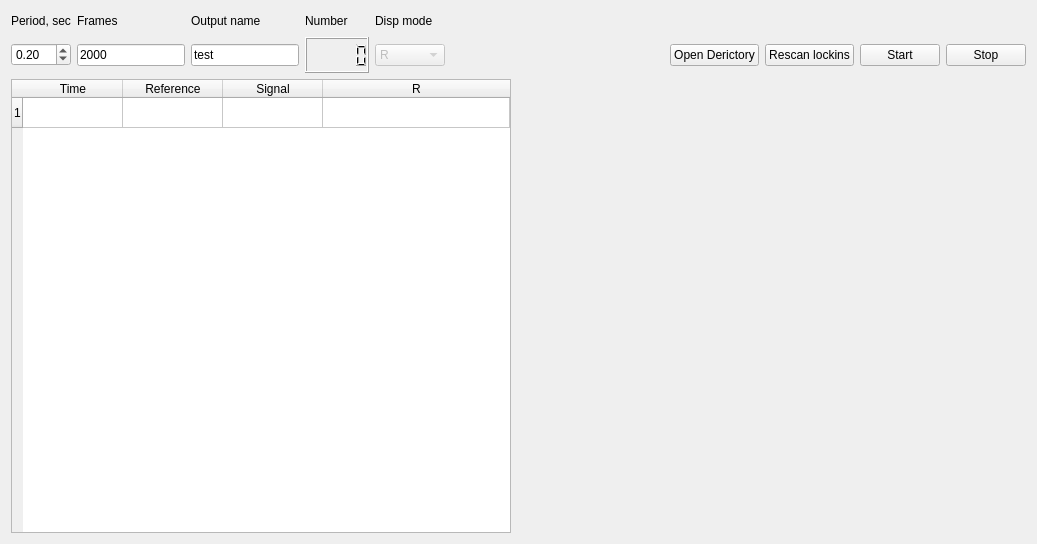
This is lockinapp.ui in Nikita-Presnov/Qlockin as Qt 5 draws it before an edit. The edited form follows.
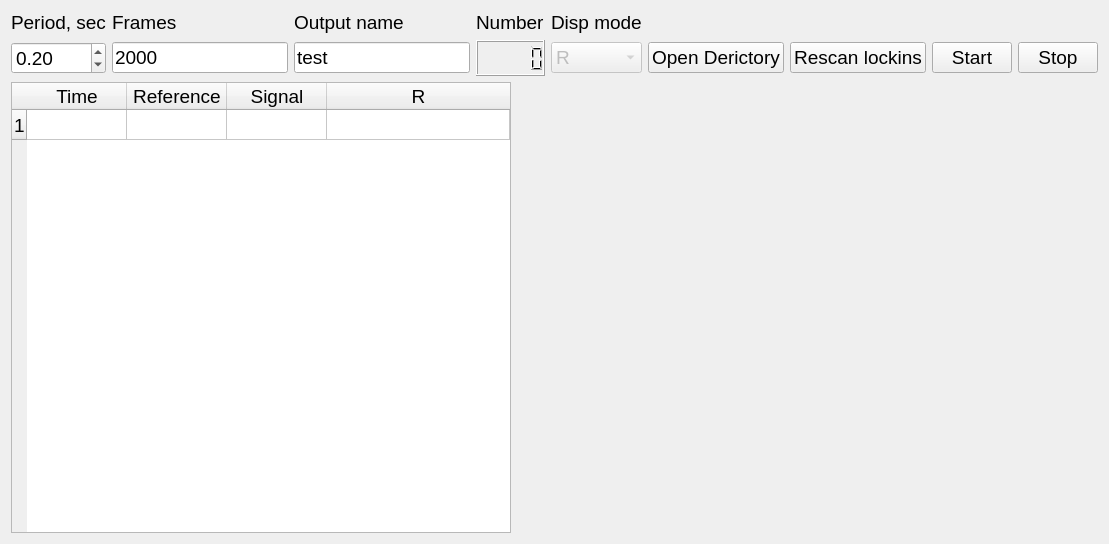
This is the edited form. Custom widgets are drawn as their Qt base class.

```diff
--- a/lockinapp.ui
+++ b/lockinapp.ui
@@ -10,6 +10,11 @@
     <height>544</height>
    </rect>
   </property>
+  <property name="font">
+   <font>
+    <pointsize>14</pointsize>
+   </font>
+  </property>
   <property name="windowTitle">
    <string>Qlock-in</string>
   </property>
```
